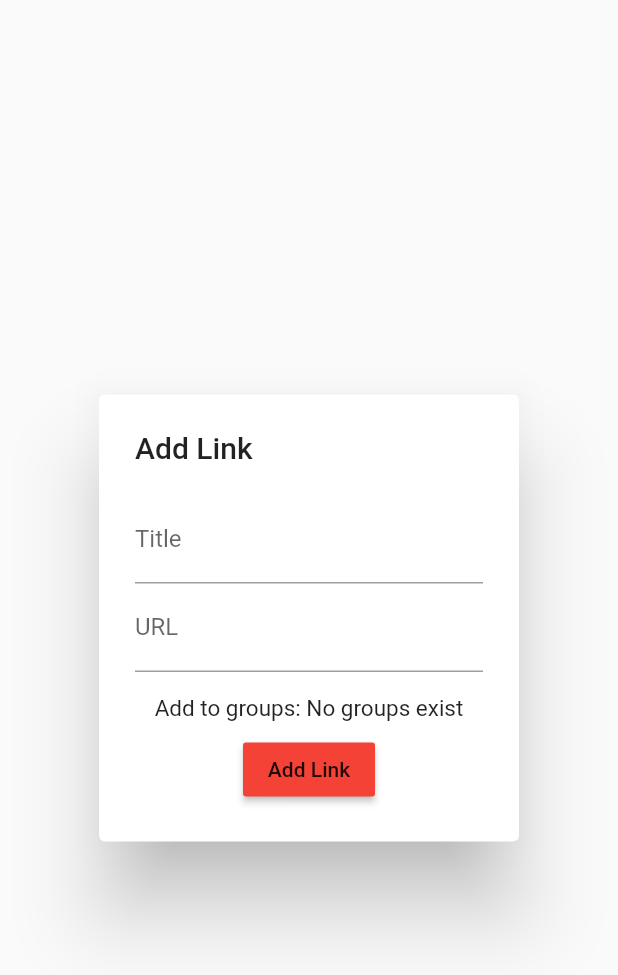
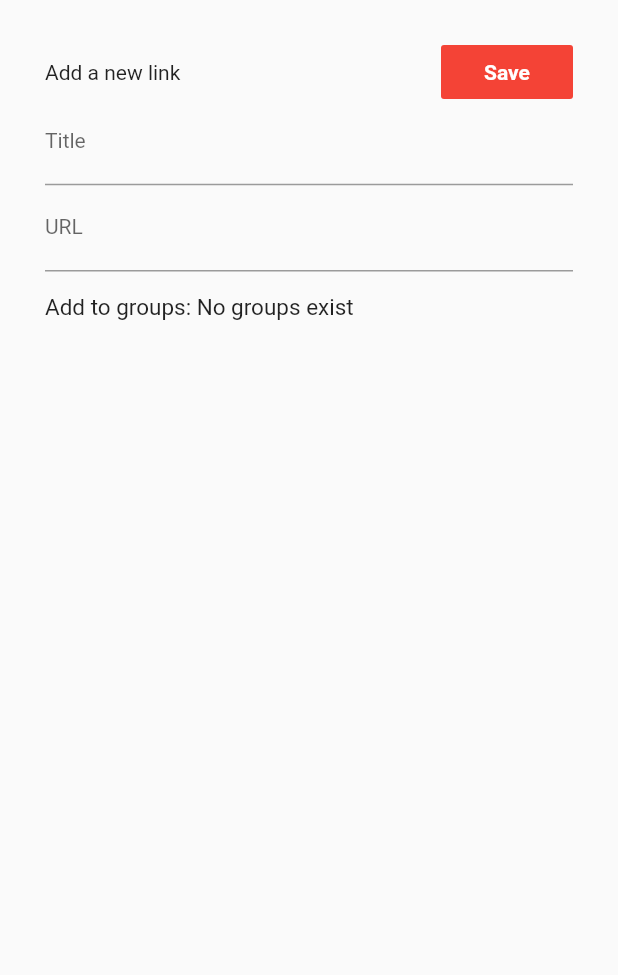
Before and after one commit to hamzah-shahrin/parchment, a Flutter app: the AddLinkDialog widget shown alone on an empty page, opened directly, on a phone screen of 412 x 824 dp. Shown: the top 975 px of the screen. Run offline on Flutter 3.47's test engine with Material 2 defaults, Android fonts, the phone set to English and light mode, and no system bars; our stand-ins replace flutter_speed_dial, get_it, shared_preferences; accounts and stored records are empty.

Commit message:
Converted dialogs to bottom modals

```diff
--- a/lib/widgets/add_link_dialog.dart
+++ b/lib/widgets/add_link_dialog.dart
@@ -9,10 +9,8 @@ import 'package:provider/provider.dart';
 import 'group_list.dart';
 
 class AddLinkDialog extends StatefulWidget {
-
   final LinksViewModel viewModel;
 
-  final formKey = GlobalKey<FormState>();
   final titleController = TextEditingController();
   final urlController = TextEditingController();
 
@@ -25,6 +23,7 @@ class AddLinkDialog extends StatefulWidget {
 class _AddLinkDialog extends State<AddLinkDialog> {
 
   List<int> _selected = [];
+  static final formKey = GlobalKey<FormState>();
 
   void updateChoices(int groupId) {
     setState(() {
@@ -43,47 +42,26 @@ class _AddLinkDialog extends State<AddLinkDialog> {
               future: model.groups,
               builder: (context, snapshot) {
                 List<Group> groups = snapshot.data ?? [];
-                return AlertDialog(
-                    title: Text('Add Link'),
-                    content: Form(
-                        key: widget.formKey,
+                return Container(
+                    child: Padding(
+                        padding: EdgeInsets.all(30.0),
+                        child: Form(
+                            key: formKey,
                             child: Container(
                               child: Column(
                                 mainAxisSize: MainAxisSize.min,
+                                crossAxisAlignment: CrossAxisAlignment.start,
                                 children: <Widget>[
-                              TextFormField(
-                                controller: widget.titleController,
-                                decoration: InputDecoration(labelText: 'Title'),
-                                validator: (value) {
-                                  if (value.isEmpty)
-                                    return 'Please enter some text';
-                                  return null;
-                                },
-                              ),
-                              TextFormField(
-                                controller: widget.urlController,
-                                decoration: InputDecoration(labelText: 'URL'),
-                                validator: (value) {
-                                  if (value.isEmpty)
-                                    return 'Please enter some text';
-                                  return null;
-                                },
-                              ),
-                              Padding(
-                                  padding: EdgeInsets.only(top: 15.0),
-                                  child: GroupList(
-                                      viewModel: serviceLocator<LinksViewModel>(),
-                                      updateChoices: updateChoices
-                                  )
-                              ),
-                              Padding(
-                                padding: EdgeInsets.only(top: 8.0),
-                                child: RaisedButton(
+                                  Row(
+                                    mainAxisAlignment: MainAxisAlignment.spaceBetween,
+                                    children: <Widget>[
+                                      Text('Add a new link'),
+                                      FlatButton(
                                         color: Theme.of(context).primaryColor,
-                                  textTheme:
-                                  Theme.of(context).buttonTheme.textTheme,
+                                        materialTapTargetSize: MaterialTapTargetSize.shrinkWrap,
+                                        textColor: Theme.of(context).cardColor,
                                         onPressed: () {
-                                    if (widget.formKey.currentState.validate()) {
+                                          if (formKey.currentState.validate()) {
                                             serviceLocator<LinksViewModel>()
                                                 .addLink(Link(
                                               title: widget.titleController.text,
@@ -106,14 +84,45 @@ class _AddLinkDialog extends State<AddLinkDialog> {
                                             Navigator.pop(context);
                                           }
                                         },
-                                  child: Text("Add Link"),
+                                        child: Text("Save",
+                                            style: TextStyle(fontWeight: FontWeight.bold)),
                                       ),
-                              )
                                     ],
                                   ),
-                        )));
+                                  TextFormField(
+                                    controller: widget.titleController,
+                                    decoration:
+                                        InputDecoration(labelText: 'Title', labelStyle: TextStyle(
+                                          fontSize: 14
+                                        )),
+                                    validator: (value) {
+                                      if (value.isEmpty)
+                                        return 'Please enter some text';
+                                      return null;
+                                    },
+                                  ),
+                                  TextFormField(
+                                    controller: widget.urlController,
+                                    decoration:
+                                        InputDecoration(labelText: 'URL', labelStyle: TextStyle(
+                                            fontSize: 14
+                                        )),
+                                    validator: (value) {
+                                      if (value.isEmpty)
+                                        return 'Please enter some text';
+                                      return null;
+                                    },
+                                  ),
+                                  Padding(
+                                      padding: EdgeInsets.only(top: 15.0),
+                                      child: GroupList(
+                                          viewModel:
+                                              serviceLocator<LinksViewModel>(),
+                                          updateChoices: updateChoices)),
+                                ],
+                              ),
+                            ))));
               }),
         ));
   }
-
 }
--- a/lib/widgets/group_list.dart
+++ b/lib/widgets/group_list.dart
@@ -23,14 +23,16 @@ class GroupList extends StatelessWidget {
           builder: (context, snapshot) {
             List<Group> groups = snapshot.data ?? [];
             if (groups.length > 0)
-              return Column(children: [
+              return Wrap(
+                direction: Axis.horizontal,
+                  children: [
                 Text('Add to group'),
                 Container(
                   height: 30.0,
                   width: double.maxFinite,
                   child: Padding(
                       padding: EdgeInsets.only(top: 4.0),
-                      child: Center(
+                      child: Container(
                           child: ListView.builder(
                               scrollDirection: Axis.horizontal,
                               shrinkWrap: true,
```
Also changed, not shown: lib/screens/search_screen.dart (+31 -12 lines), lib/views/links_view_model.dart (+7 -1 lines), lib/widgets/add_group_dialog.dart (added, +66 -0 lines), lib/widgets/add_settings.dart (added, +45 -0 lines). Lines whose indentation alone changed are shown as unchanged.
